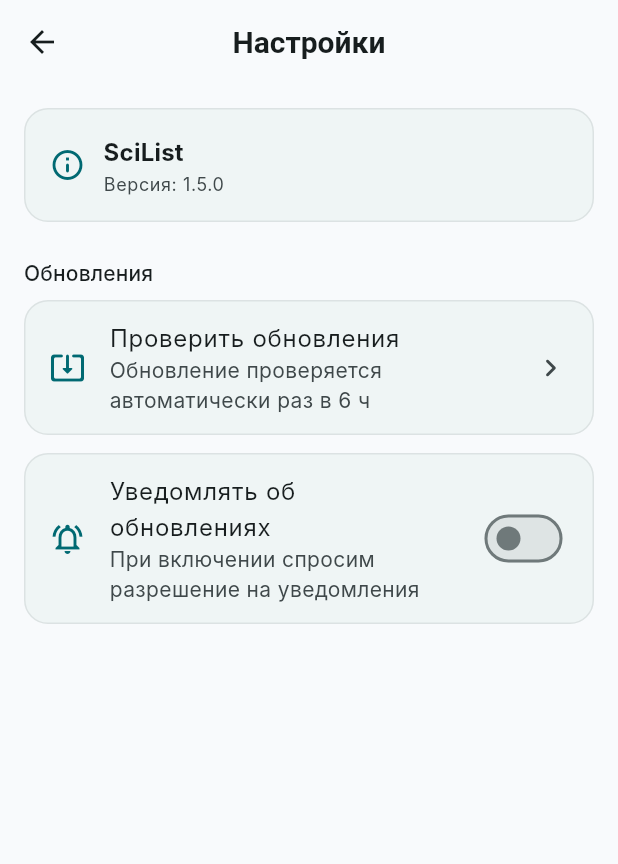
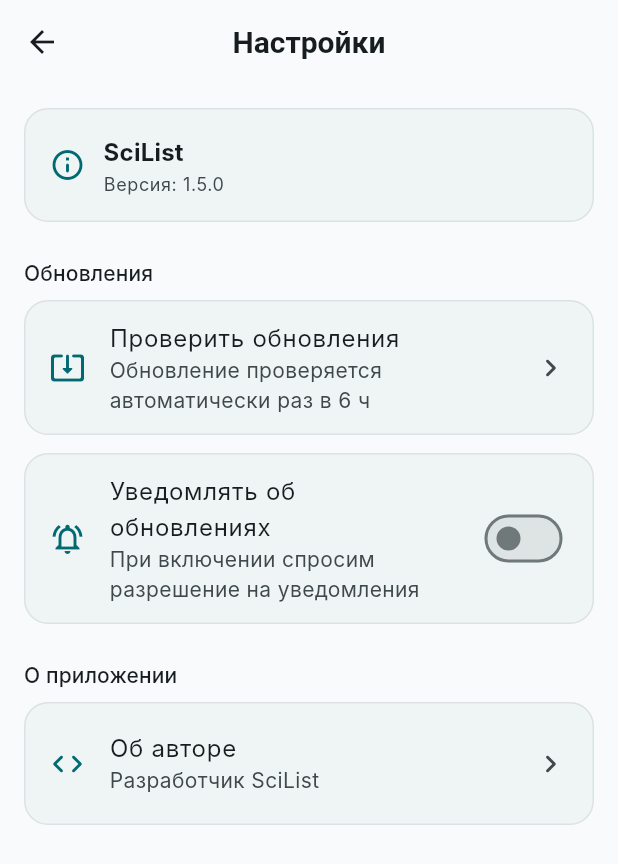
Before and after one commit to dessanhemrayev/SciList, a Flutter app: the SettingsScreen screen opened by its route, on a phone screen of 412 x 824 dp. Shown: the top 864 px of the screen. Run offline on Flutter 3.47's test engine with Material 3 defaults, Android fonts, the light colour scheme and no system bars; our stand-ins replace dio, firebase_analytics, firebase_core, firebase_crashlytics, firebase_messaging, flutter_animate and 4 more; accounts and stored records are empty; network calls fail; Roboto replaces fonts that are missing (Inter).

Commit message:
feat: Add an “About the Author” screen and a link to it in the app settings.

```diff
--- a/lib/presentation/screens/settings_screen.dart
+++ b/lib/presentation/screens/settings_screen.dart
@@ -1,4 +1,5 @@
 import 'package:flutter/material.dart';
+import 'package:go_router/go_router.dart';
 import 'package:provider/provider.dart';
 import '../providers/push_provider.dart';
 import '../providers/update_provider.dart';
@@ -132,6 +133,25 @@
               );
             },
           ),
+          const SizedBox(height: 24),
+          Text('О приложении', style: theme.textTheme.titleSmall),
+          const SizedBox(height: 8),
+          Container(
+            decoration: BoxDecoration(
+              color: colorScheme.surfaceContainerLow,
+              borderRadius: BorderRadius.circular(16),
+              border: Border.all(
+                color: colorScheme.outline.withValues(alpha: 0.15),
+              ),
+            ),
+            child: ListTile(
+              leading: Icon(Icons.code_rounded, color: colorScheme.primary),
+              title: const Text('Об авторе'),
+              subtitle: const Text('Разработчик SciList'),
+              trailing: const Icon(Icons.chevron_right_rounded),
+              onTap: () => context.push('/about'),
+            ),
+          ),
         ],
       ),
     );
```
Also changed, not shown: lib/presentation/screens/about_screen.dart (added, +97 -0 lines).
